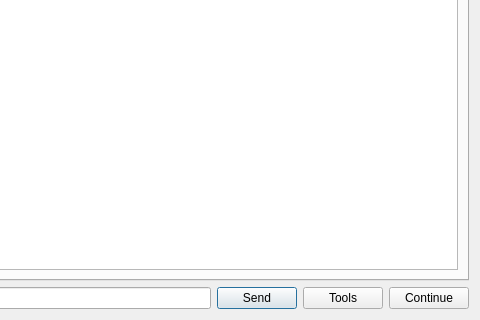
First picture: the form in launcher/src/consolewindow.ui, repository ivop/osiemu, before the edit; both pictures show x 301 to 781 and y 321 to 641 of the 781 by 641 pixel window.
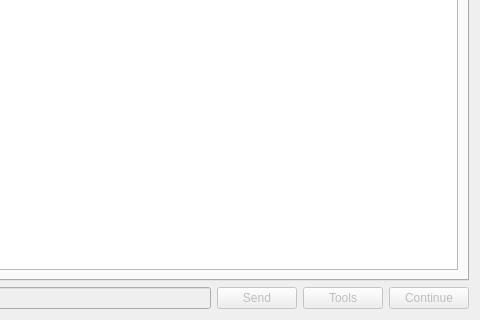
Second picture: the form after the edit.

Commit message: GUI: only accept console input when emulator is in monitor mode.

The edit to the form file:
```diff
--- a/launcher/src/consolewindow.ui
+++ b/launcher/src/consolewindow.ui
@@ -57,10 +57,17 @@
       </widget>
      </item>
      <item>
-      <widget class="QLineEdit" name="line_console"/>
+      <widget class="QLineEdit" name="line_console">
+       <property name="enabled">
+        <bool>false</bool>
+       </property>
+      </widget>
      </item>
      <item>
       <widget class="QPushButton" name="button_send">
+       <property name="enabled">
+        <bool>false</bool>
+       </property>
        <property name="text">
         <string>Send</string>
        </property>
@@ -68,6 +75,9 @@
      </item>
      <item>
       <widget class="QPushButton" name="button_tools">
+       <property name="enabled">
+        <bool>false</bool>
+       </property>
        <property name="text">
         <string>Tools</string>
        </property>
@@ -75,6 +85,9 @@
      </item>
      <item>
       <widget class="QPushButton" name="button_continue">
+       <property name="enabled">
+        <bool>false</bool>
+       </property>
        <property name="text">
         <string>Continue</string>
        </property>
```
The commit also changes 2 other files.
